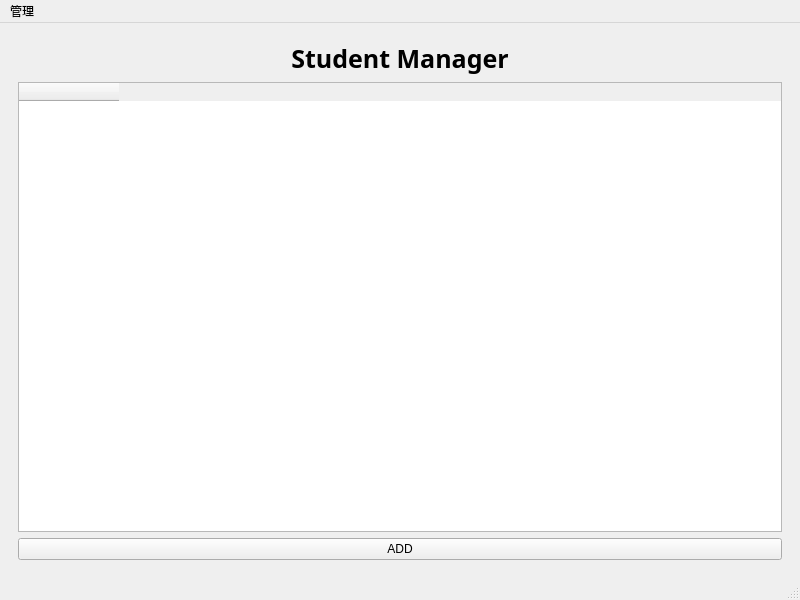
First picture: the form in admin.ui, repository ouguangye/simple-score-manage-system, before the edit.
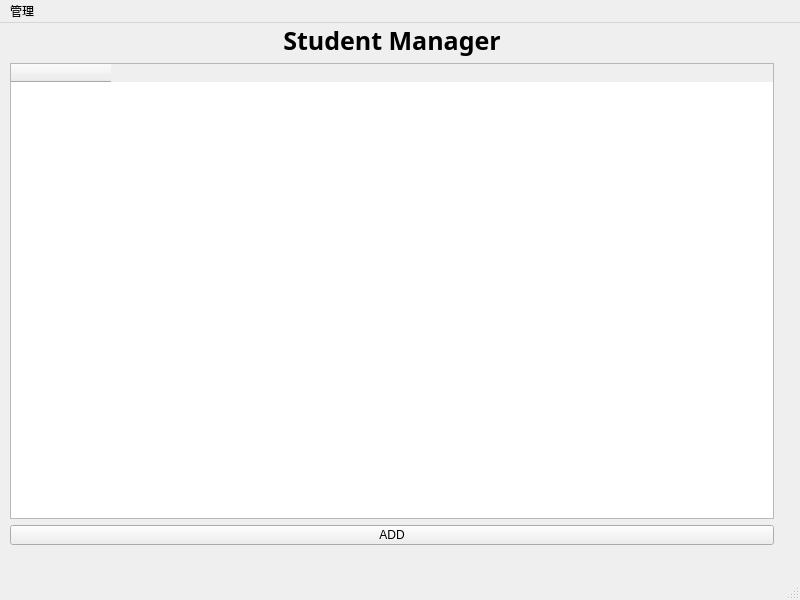
Second picture: the form after the edit.

```diff
--- a/admin.ui
+++ b/admin.ui
@@ -14,22 +14,15 @@
    <string>MainWindow</string>
   </property>
   <widget class="QWidget" name="centralwidget">
-   <layout class="QVBoxLayout" name="verticalLayout">
-    <item>
-     <widget class="QStackedWidget" name="stackedWidget">
-      <property name="sizePolicy">
-       <sizepolicy hsizetype="Expanding" vsizetype="Expanding">
-        <horstretch>0</horstretch>
-        <verstretch>0</verstretch>
-       </sizepolicy>
-      </property>
-      <property name="currentIndex">
-       <number>0</number>
-      </property>
-      <widget class="QWidget" name="page_2">
-       <layout class="QVBoxLayout" name="verticalLayout_2">
-        <item>
-         <widget class="QLabel" name="title">
+   <widget class="QLabel" name="titleLabel">
+    <property name="geometry">
+     <rect>
+      <x>10</x>
+      <y>1</y>
+      <width>764</width>
+      <height>33</height>
+     </rect>
+    </property>
           <property name="font">
            <font>
             <family>Blackadder ITC</family>
@@ -45,9 +38,28 @@
            <set>Qt::AlignCenter</set>
           </property>
          </widget>
-        </item>
-        <item>
-         <widget class="QTableWidget" name="tableWidget">
+   <widget class="QPushButton" name="addBtn">
+    <property name="geometry">
+     <rect>
+      <x>10</x>
+      <y>502</y>
+      <width>764</width>
+      <height>20</height>
+     </rect>
+    </property>
+    <property name="text">
+     <string>ADD</string>
+    </property>
+   </widget>
+   <widget class="QTableWidget" name="table">
+    <property name="geometry">
+     <rect>
+      <x>10</x>
+      <y>40</y>
+      <width>764</width>
+      <height>456</height>
+     </rect>
+    </property>
           <attribute name="horizontalHeaderCascadingSectionResizes">
            <bool>false</bool>
           </attribute>
@@ -60,21 +72,6 @@
            </property>
           </column>
          </widget>
-        </item>
-        <item>
-         <widget class="QPushButton" name="add">
-          <property name="text">
-           <string>ADD</string>
-          </property>
-         </widget>
-        </item>
-       </layout>
-      </widget>
-      <widget class="QWidget" name="addStudentPage"/>
-      <widget class="QWidget" name="page"/>
-     </widget>
-    </item>
-   </layout>
   </widget>
   <widget class="QMenuBar" name="menubar">
    <property name="geometry">
```
Lines whose indentation alone changed are shown as unchanged.
